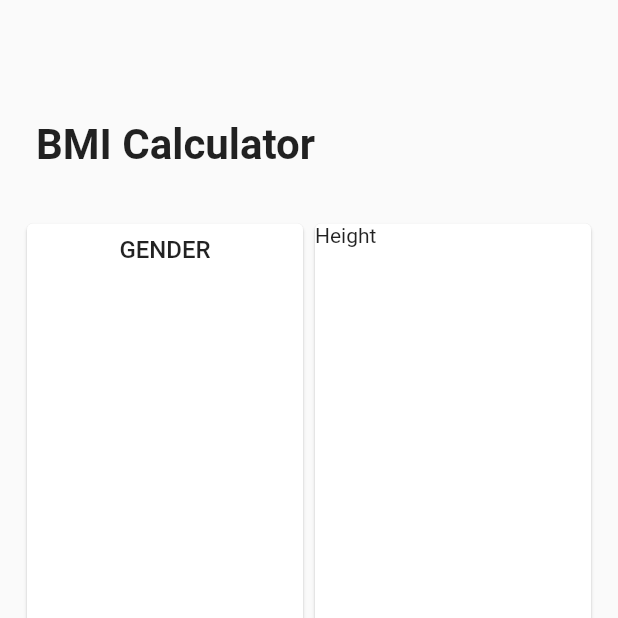
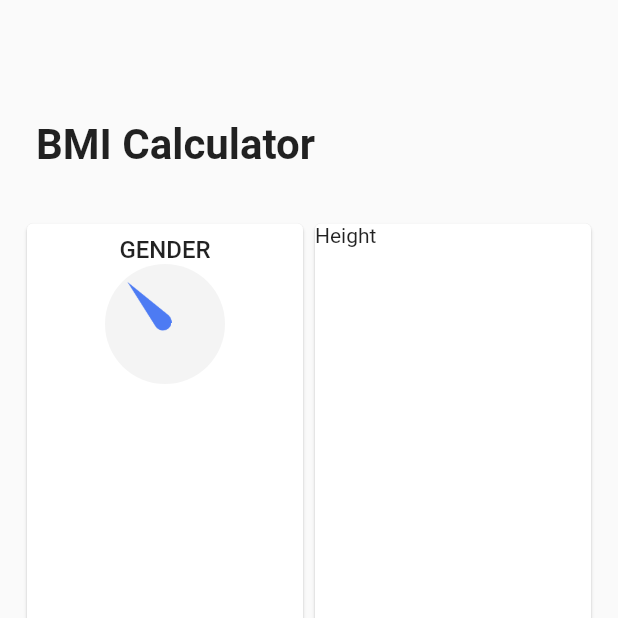
Before and after one commit to MarcinusX/bmi_calculator, a Flutter app: the screen it shows after launch, on a phone screen of 412 x 824 dp, the top half of it. Run offline on Flutter 3.47's test engine with Material 2 defaults, Android fonts, the phone set to English and light mode, and no system bars.

Commit message:
Added gender indicator

```diff
--- a/lib/gender_card.dart
+++ b/lib/gender_card.dart
@@ -1,3 +1,5 @@
+import 'dart:math' as math;
+
 import 'package:bmi_calculator/card_title.dart';
 import 'package:flutter/material.dart';
 
@@ -10,7 +12,6 @@ class _GenderCardState extends State<GenderCard> {
   @override
   Widget build(BuildContext context) {
     return Card(
-      elevation: 1.0,
       child: Container(
         width: double.infinity,
         child: Padding(
@@ -19,10 +20,61 @@ class _GenderCardState extends State<GenderCard> {
             crossAxisAlignment: CrossAxisAlignment.center,
             children: <Widget>[
               CardTitle("GENDER"),
+              _drawIndicator(),
             ],
           ),
         ),
       ),
     );
   }
+
+  Widget _drawIndicator() {
+    return Stack(
+      alignment: Alignment.center,
+      children: <Widget>[
+        _drawCircle(size: 80.0),
+        _drawRotatedArrow(length: 32.0, angle: -43.0),
+      ],
+    );
+  }
+
+  Widget _drawCircle({double size}) {
+    return Container(
+      width: size,
+      height: size,
+      decoration: BoxDecoration(
+        shape: BoxShape.circle,
+        color: Color.fromRGBO(244, 244, 244, 1.0),
+      ),
+    );
+  }
+
+  Widget _drawRotatedArrow({double length, double angle}) {
+    return Transform.rotate(
+      angle: _degreeToRadians(angle),
+      child: _drawCenteredArrow(length: length),
+    );
+  }
+
+  Widget _drawCenteredArrow({double length}) {
+    return Transform.translate(
+      offset: Offset(0.0, -length / 2),
+      child: _drawArrow(length: length),
+    );
+  }
+
+  Widget _drawArrow({double length}) {
+    double defaultRotationFromAsset = 43.0;
+    return Transform.rotate(
+      angle: _degreeToRadians(-defaultRotationFromAsset),
+      child: Image.asset(
+        "images/gender_indicator.png",
+        height: length,
+      ),
+    );
+  }
+
+  double _degreeToRadians(double angle) {
+    return angle * math.pi / 180;
+  }
 }
--- a/pubspec.yaml
+++ b/pubspec.yaml
@@ -12,3 +12,5 @@ dev_dependencies:
 
 flutter:
   uses-material-design: true
+  assets:
+    - images/
```
Also changed, not shown: images/gender_indicator.png (added).
